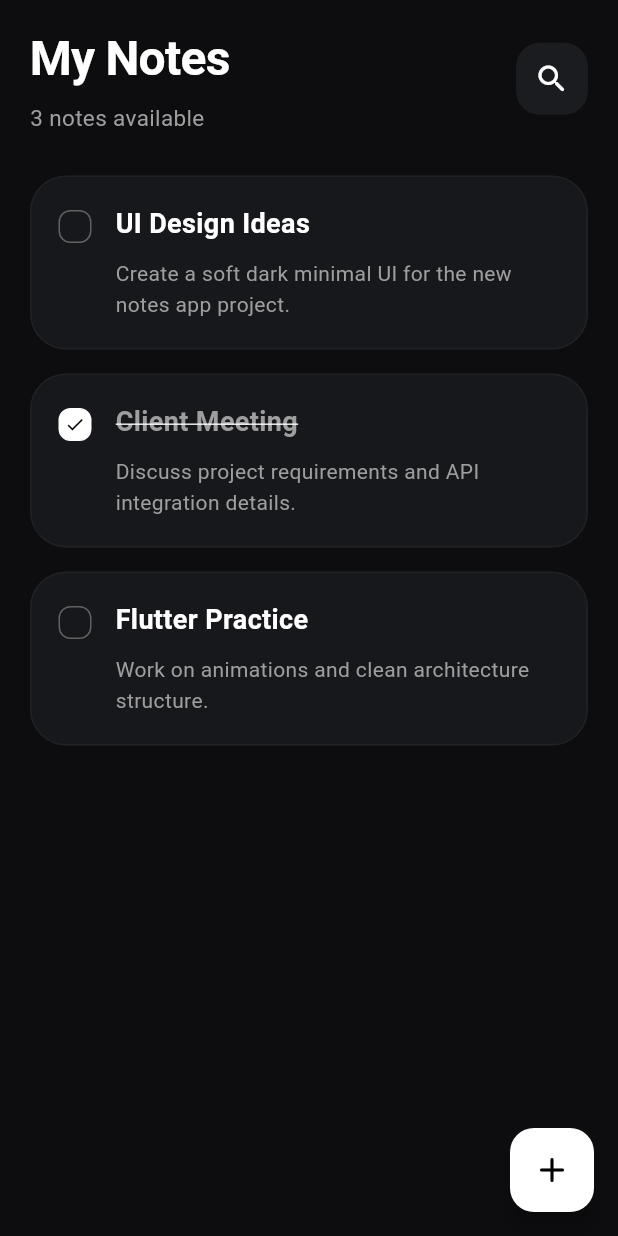
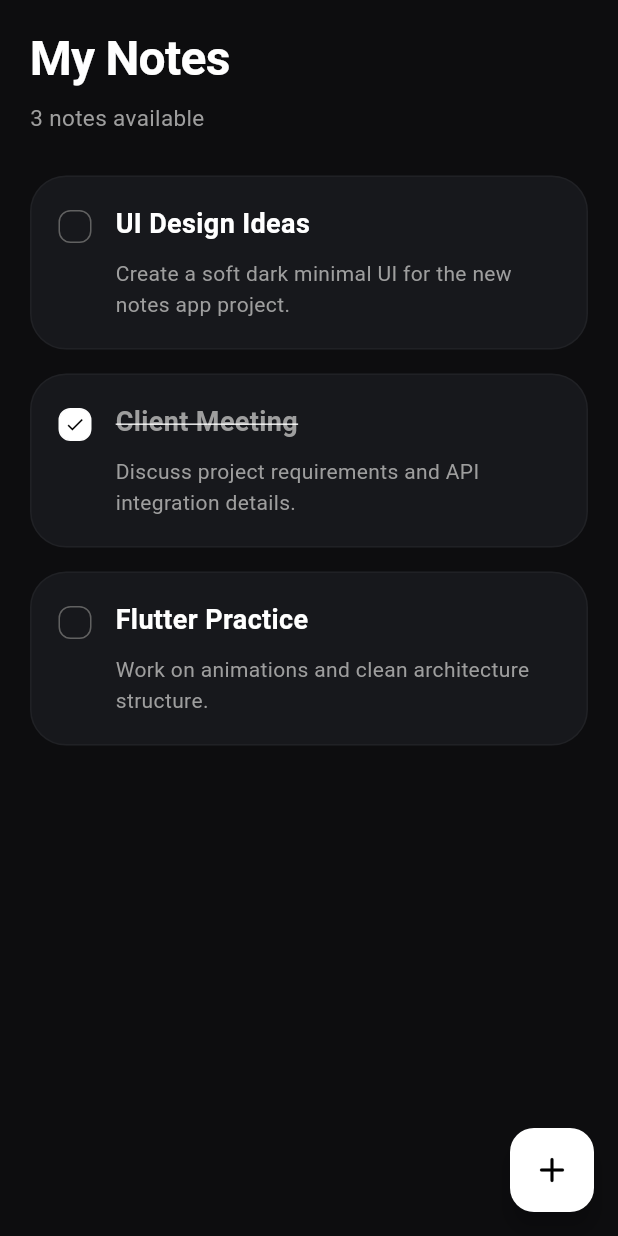
Before and after one commit to ruman-dev/inkwell_flutter, a Flutter app: the screen it shows after launch, after a tap on "Login", on a phone screen of 412 x 824 dp. Run offline on Flutter 3.47's test engine with Material 3 defaults, Android fonts, the phone set to English and light mode, and no system bars; our stand-ins replace get.

Commit message:
ui: remove search button

```diff
--- a/lib/features/home/presentation/screens/home_screen.dart
+++ b/lib/features/home/presentation/screens/home_screen.dart
@@ -42,19 +42,6 @@ class HomeScreen extends GetView<HomeController> {
                         ),
                       ),
                     ],
-                  ),
-
-                  Container(
-                    height: 48,
-                    width: 48,
-                    decoration: BoxDecoration(
-                      color: const Color(0xFF1B1C20),
-                      borderRadius: BorderRadius.circular(16),
-                    ),
-                    child: const Icon(
-                      Icons.search_rounded,
-                      color: Colors.white,
-                    ),
                   ),
                 ],
               ),
```
